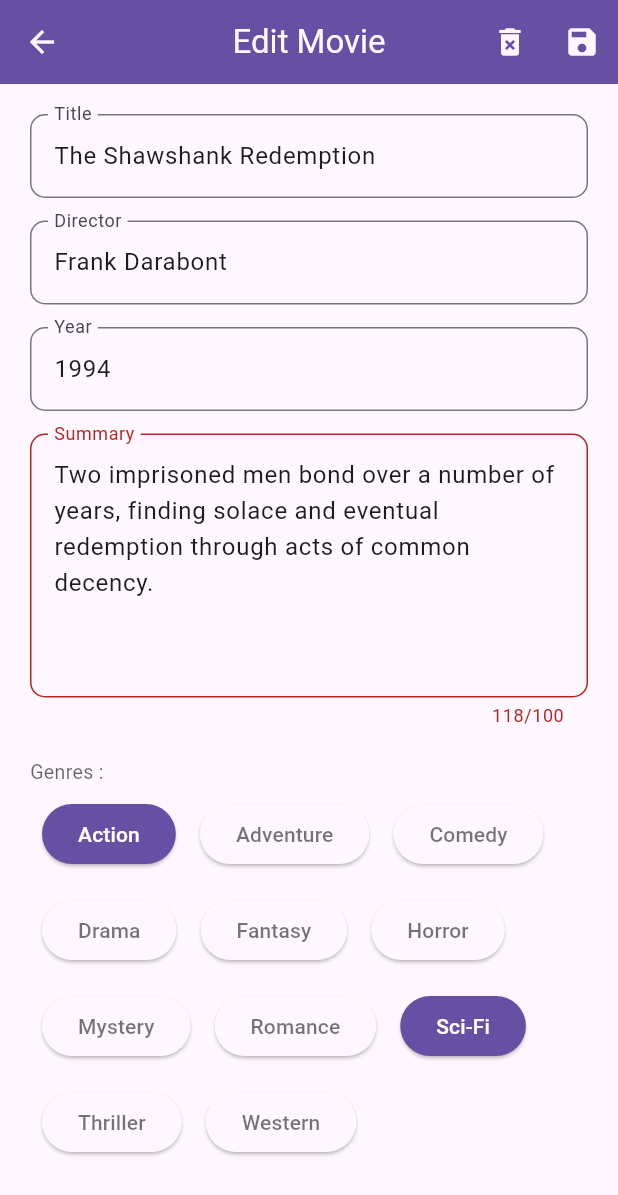
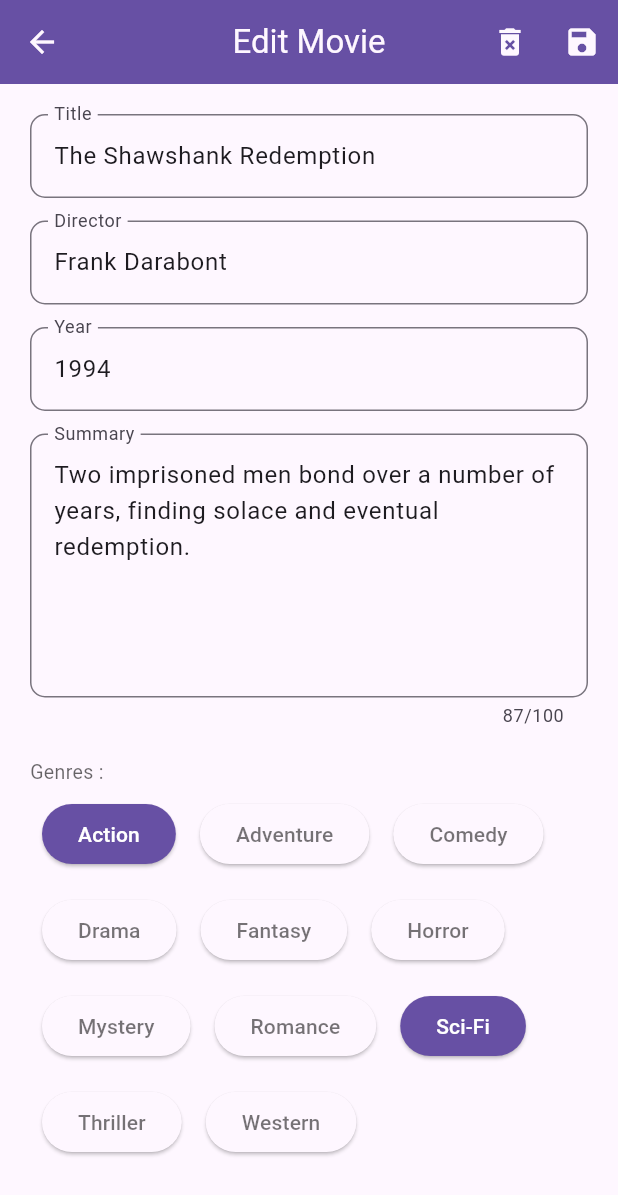
Before and after one commit to maftuh-sangiba/flutter-movie-list, a Flutter app: the screen it shows after launch, after a tap on "The Shawshank Redemption", on a phone screen of 412 x 824 dp. Shown: the top 1195 px of the screen. Run offline on Flutter 3.47's test engine with Material 3 defaults, Android fonts, the phone set to English and light mode, and no system bars.

```diff
--- a/lib/data/movie_data.dart
+++ b/lib/data/movie_data.dart
@@ -7,7 +7,7 @@ List<Movie> moviesData = [
     director: 'Frank Darabont',
     year: 1994,
     summary:
-        'Two imprisoned men bond over a number of years, finding solace and eventual redemption through acts of common decency.',
+        'Two imprisoned men bond over a number of years, finding solace and eventual redemption.',
     genres: ['Action', 'Sci-Fi'],
   ),
   Movie(
@@ -25,7 +25,7 @@ List<Movie> moviesData = [
     director: 'Christopher Nolan',
     year: 2008,
     summary:
-        'When the menace known as The Joker wreaks havoc and chaos on the people of Gotham, Batman must accept one of the greatest psychological and physical tests of his ability to fight injustice.',
+        'Batman faces The Joker in a test of his ability to fight injustice in Gotham.',
     genres: ['Action', 'Sci-Fi'],
   ),
   Movie(
@@ -34,7 +34,7 @@ List<Movie> moviesData = [
     director: 'Sidney Lumet',
     year: 1957,
     summary:
-        'A jury holdout attempts to prevent a miscarriage of justice by forcing his colleagues to reconsider the evidence.',
+        'A jury holdout attempts to prevent a miscarriage of justice.',
     genres: ['Action', 'Sci-Fi'],
   ),
   Movie(
@@ -43,7 +43,7 @@ List<Movie> moviesData = [
     director: 'Steven Spielberg',
     year: 1993,
     summary:
-        'In German-occupied Poland during World War II, industrialist Oskar Schindler gradually becomes concerned for his Jewish workforce after witnessing their persecution by the Nazis.',
+        'Industrialist Oskar Schindler gradually becomes concerned for his Jewish workforce during WWII.',
     genres: ['Action', 'Sci-Fi'],
   ),
   Movie(
@@ -52,7 +52,7 @@ List<Movie> moviesData = [
     director: 'Peter Jackson',
     year: 2003,
     summary:
-        'Gandalf and Aragorn lead the World of Men against Sauron\'s army to draw his gaze from Frodo and Sam as they approach Mount Doom with the One Ring.',
+        'Gandalf leads the World of Men against Sauron\'s army to draw his gaze from Frodo and Sam.',
     genres: ['Action', 'Sci-Fi'],
   ),
   Movie(
@@ -61,7 +61,7 @@ List<Movie> moviesData = [
     director: 'Quentin Tarantino',
     year: 1994,
     summary:
-        'The lives of two mob hitmen, a boxer, a gangster and his wife, and a pair of diner bandits intertwine in four tales of violence and redemption.',
+        'The lives of mob hitmen, a boxer, a gangster, and others intertwine in tales of violence and redemption.',
     genres: ['Action', 'Sci-Fi'],
   ),
   Movie(
@@ -70,7 +70,7 @@ List<Movie> moviesData = [
     director: 'Robert Zemeckis',
     year: 1994,
     summary:
-        'The presidencies of Kennedy and Johnson, the Vietnam War, the Watergate scandal and other historical events unfold from the perspective of an Alabama man with an IQ of 75, whose only desire is to be reunited with his childhood sweetheart.',
+        'The life of an Alabama man unfolds against the backdrop of historical events.',
     genres: ['Action', 'Sci-Fi'],
   ),
 ];
```
